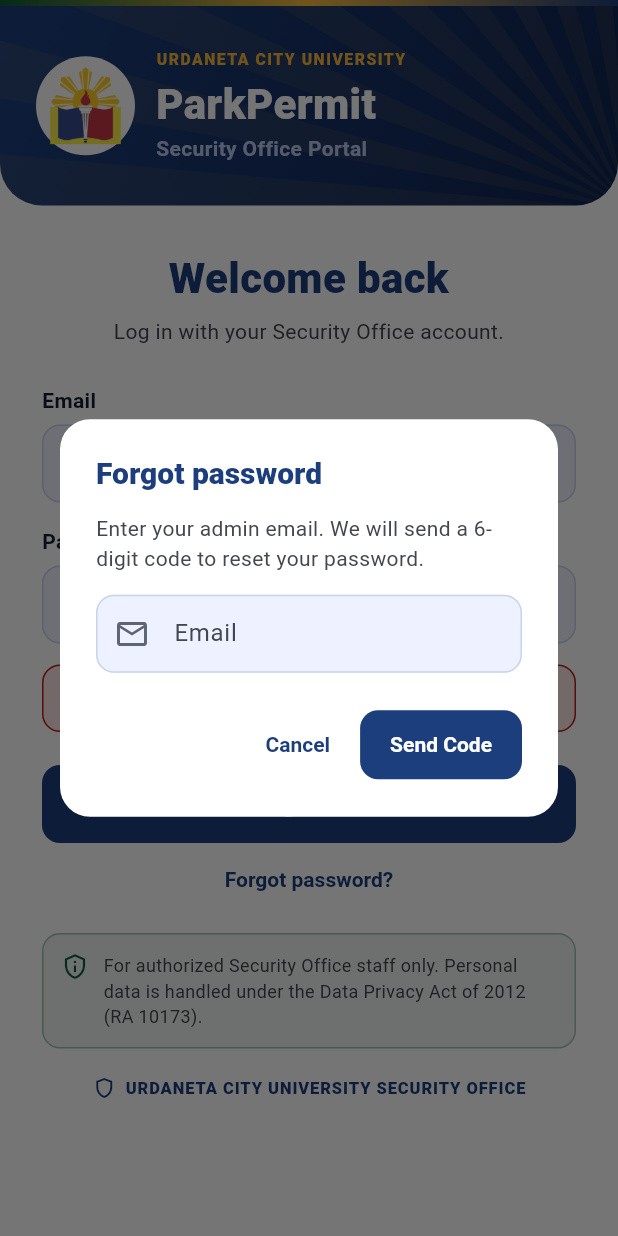
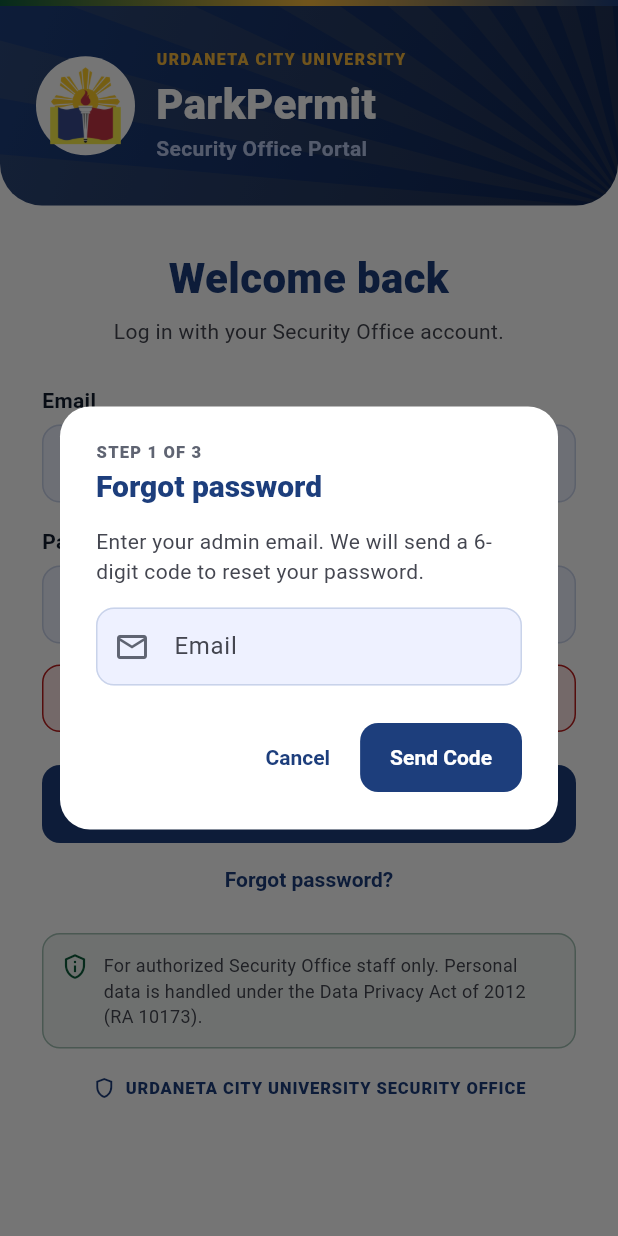
Before and after one commit to Itzmejian/UCU-ParkPermit-Admin, a Flutter app: the screen it shows after launch, after a tap on "Log In", after a tap on "Forgot password?", on a phone screen of 412 x 824 dp. Run offline on Flutter 3.47's test engine with Material 3 defaults, Android fonts, the phone set to English and light mode, and no system bars; our stand-ins replace qr_flutter, supabase_flutter, web; missing offline and left inert: dart:js_interop; accounts and stored records are empty.

Commit message:
Admin: forgot password in 3 steps

```diff
--- a/lib/pages/login_page.dart
+++ b/lib/pages/login_page.dart
@@ -391,7 +391,7 @@ class _RaysPainter extends CustomPainter {
   bool shouldRepaint(covariant CustomPainter oldDelegate) => false;
 }
 
-/// Forgot password: a 6-digit code is sent to the admin's email.
+/// Forgot password: email, then the 6-digit code, then a new password.
 class _ForgotDialog extends StatefulWidget {
   const _ForgotDialog({required this.email});
 
@@ -406,8 +406,9 @@ class _ForgotDialogState extends State<_ForgotDialog> {
   final _code = TextEditingController();
   final _pw = TextEditingController();
   final _pw2 = TextEditingController();
-  bool _sent = false;
+  int _step = 0; // 0 = email, 1 = code, 2 = new password
   bool _busy = false;
+  bool _hide = true;
   String? _error;
 
   @override
@@ -430,19 +431,38 @@ class _ForgotDialogState extends State<_ForgotDialog> {
     setState(() {
       _busy = false;
       _error = err;
-      _sent = err == null;
+      if (err == null) {
+        _step = 1;
+        _code.clear();
+      }
     });
   }
 
-  Future<void> _reset() async {
-    if (!RegExp(r'^\d{6}$').hasMatch(_code.text.trim())) return setState(() => _error = 'Enter the 6-digit code.');
+  Future<void> _verify() async {
+    if (!RegExp(r'^\d{6}$').hasMatch(_code.text.trim())) {
+      return setState(() => _error = 'Enter the 6-digit code.');
+    }
+    setState(() {
+      _busy = true;
+      _error = null;
+    });
+    final err = await AdminService.verifyResetCode(_email.text.trim(), _code.text.trim());
+    if (!mounted) return;
+    setState(() {
+      _busy = false;
+      _error = err;
+      if (err == null) _step = 2;
+    });
+  }
+
+  Future<void> _save() async {
     if (_pw.text.length < 8) return setState(() => _error = 'The new password needs at least 8 characters.');
     if (_pw.text != _pw2.text) return setState(() => _error = 'The new passwords do not match.');
     setState(() {
       _busy = true;
       _error = null;
     });
-    final err = await AdminService.resetWithCode(_email.text.trim(), _code.text.trim(), _pw.text);
+    final err = await AdminService.setNewPassword(_pw.text);
     if (!mounted) return;
     if (err == null) {
       Navigator.pop(context, true);
@@ -454,45 +474,83 @@ class _ForgotDialogState extends State<_ForgotDialog> {
     });
   }
 
+  Future<void> _cancel() async {
+    // After the code is verified the user is logged in, so log out again.
+    if (_step == 2) await AdminService.signOut();
+    if (mounted) Navigator.pop(context);
+  }
+
+  String get _title => switch (_step) {
+        0 => 'Forgot password',
+        1 => 'Enter the code',
+        _ => 'Create a new password',
+      };
+
+  String get _text => switch (_step) {
+        0 => 'Enter your admin email. We will send a 6-digit code to reset your password.',
+        1 => 'We sent a 6-digit code to ${_email.text.trim()}. Check your inbox and spam folder.',
+        _ => 'Your code is verified. Choose a new password for your admin account.',
+      };
+
   @override
   Widget build(BuildContext context) {
     return AlertDialog(
-      title: Text(_sent ? 'Enter the code' : 'Forgot password'),
+      title: Column(
+        crossAxisAlignment: CrossAxisAlignment.start,
+        children: [
+          Text(
+            'STEP ${_step + 1} OF 3',
+            style: const TextStyle(fontSize: 11, fontWeight: FontWeight.w800, letterSpacing: 0.8, color: AppColors.textHint),
+          ),
+          const SizedBox(height: 4),
+          Text(_title),
+        ],
+      ),
       content: SizedBox(
         width: 420,
         child: Column(
           mainAxisSize: MainAxisSize.min,
           crossAxisAlignment: CrossAxisAlignment.stretch,
           children: [
-            Text(
-              _sent
-                  ? 'We sent a 6-digit code to ${_email.text.trim()}. Enter it with your new password.'
-                  : 'Enter your admin email. We will send a 6-digit code to reset your password.',
-              style: const TextStyle(color: AppColors.textMuted),
-            ),
+            Text(_text, style: const TextStyle(color: AppColors.textMuted)),
             const SizedBox(height: 14),
-            if (!_sent)
+            if (_step == 0)
               TextField(
                 controller: _email,
                 keyboardType: TextInputType.emailAddress,
+                onSubmitted: (_) => _send(),
                 decoration: const InputDecoration(labelText: 'Email', prefixIcon: Icon(Icons.mail_outline)),
+              )
+            else if (_step == 1)
+              TextField(
+                controller: _code,
+                autofocus: true,
+                keyboardType: TextInputType.number,
+                maxLength: 6,
+                onSubmitted: (_) => _verify(),
+                textAlign: TextAlign.center,
+                style: const TextStyle(fontSize: 24, fontWeight: FontWeight.w800, letterSpacing: 8),
+                decoration: const InputDecoration(labelText: '6-digit code', counterText: ''),
               )
             else ...[
               TextField(
-                controller: _code,
-                keyboardType: TextInputType.number,
-                maxLength: 6,
-                decoration: const InputDecoration(labelText: '6-digit code', prefixIcon: Icon(Icons.pin_outlined)),
-              ),
-              TextField(
                 controller: _pw,
-                obscureText: true,
-                decoration: const InputDecoration(labelText: 'New password', prefixIcon: Icon(Icons.lock_outline)),
+                autofocus: true,
+                obscureText: _hide,
+                decoration: InputDecoration(
+                  labelText: 'New password (at least 8 characters)',
+                  prefixIcon: const Icon(Icons.lock_outline),
+                  suffixIcon: IconButton(
+                    icon: Icon(_hide ? Icons.visibility_outlined : Icons.visibility_off_outlined),
+                    onPressed: () => setState(() => _hide = !_hide),
+                  ),
+                ),
               ),
               const SizedBox(height: 12),
               TextField(
                 controller: _pw2,
-                obscureText: true,
+                obscureText: _hide,
+                onSubmitted: (_) => _save(),
                 decoration: const InputDecoration(labelText: 'Confirm new password', prefixIcon: Icon(Icons.lock_outline)),
               ),
             ],
@@ -500,15 +558,19 @@ class _ForgotDialogState extends State<_ForgotDialog> {
               const SizedBox(height: 12),
               Text(_error!, style: const TextStyle(color: AppColors.error)),
             ],
+            if (_busy) ...[
+              const SizedBox(height: 12),
+              const LinearProgressIndicator(),
+            ],
           ],
         ),
       ),
       actions: [
-        TextButton(onPressed: _busy ? null : () => Navigator.pop(context), child: const Text('Cancel')),
-        if (_sent) TextButton(onPressed: _busy ? null : _send, child: const Text('Resend code')),
+        TextButton(onPressed: _busy ? null : _cancel, child: const Text('Cancel')),
+        if (_step == 1) TextButton(onPressed: _busy ? null : _send, child: const Text('Resend code')),
         FilledButton(
-          onPressed: _busy ? null : (_sent ? _reset : _send),
-          child: Text(_sent ? 'Reset Password' : 'Send Code'),
+          onPressed: _busy ? null : switch (_step) { 0 => _send, 1 => _verify, _ => _save },
+          child: Text(switch (_step) { 0 => 'Send Code', 1 => 'Verify Code', _ => 'Save New Password' }),
         ),
       ],
     );
```
Also changed, not shown: lib/admin_service.dart (+23 -0 lines).
